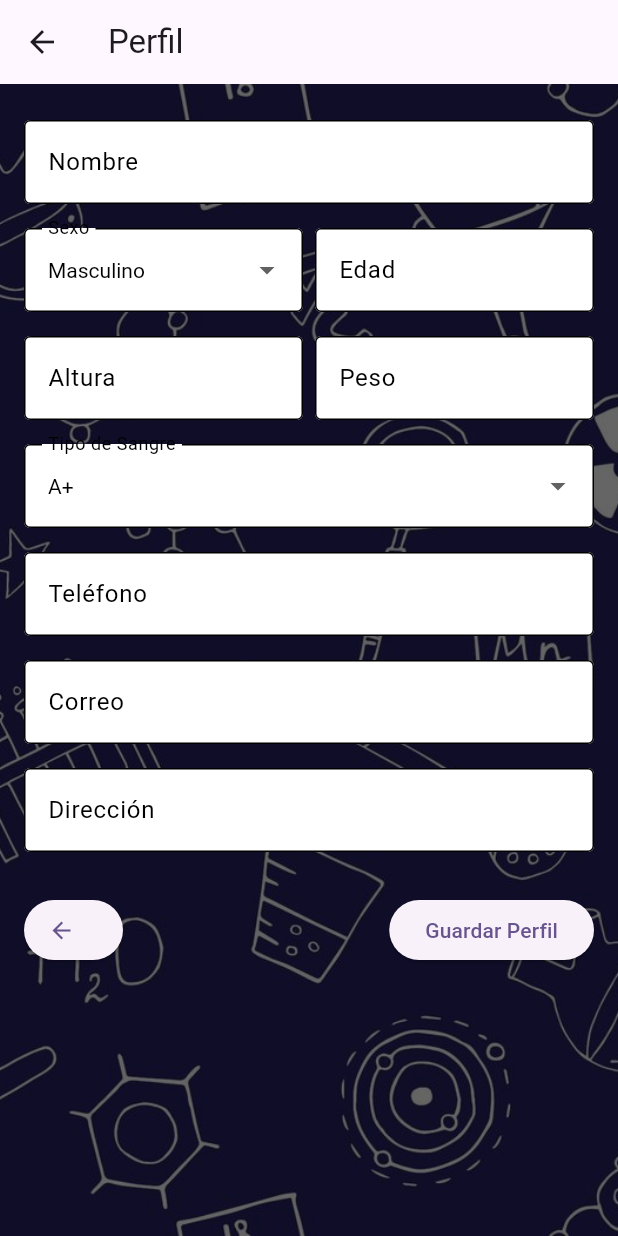
After one commit to DVeliz99/lab_cg, a Flutter app: the ProfileScreen screen opened directly, on a phone screen of 412 x 824 dp. The commit adds this screen. Run offline on Flutter 3.47's test engine with Material 3 defaults, Android fonts, the phone set to English and light mode, and no system bars; our stand-ins replace firebase_auth; accounts and stored records are empty.

Commit message:
Final local fixes before pulling

```diff
--- /dev/null
+++ b/lib/data/data_sources/local_user_data_source.dart
@@ -0,0 +1,24 @@
+import 'package:lab_cg/domain/user.dart';
+import 'package:lab_cg/data/repositories/user_repository.dart';
+
+class LocalUserDataSource implements UserRepository {
+  @override
+  Future<void> createUser(User user) async {}
+
+  @override
+  Future<void> deleteUser(int id) async {}
+
+  @override
+  Future<User?> getUserById(int id) async => null;
+
+  @override
+  Future<List<User>> getUsers() async => [];
+
+  @override
+  Future<void> updateUser(User user) async {}
+
+  @override
+  Future<void> saveUserProfile(UserProfile user) async {
+    print('Guardado: ${user.nombre}');
+  }
+}
--- a/lib/data/repositories/user_repository.dart
+++ b/lib/data/repositories/user_repository.dart
@@ -8,4 +8,5 @@ abstract class UserRepository {
   ); // puede servir para el usuario administrador
   Future<void> updateUser(User user);
   Future<void> deleteUser(int id);
+  Future<void> saveUserProfile(UserProfile user);
 }
--- a/lib/domain/user.dart
+++ b/lib/domain/user.dart
@@ -25,3 +25,27 @@ class User {
     };
   }
 }
+
+class UserProfile {
+  final String nombre;
+  final String sexo;
+  final int edad;
+  final double altura;
+  final double peso;
+  final String tipoSangre;
+  final String telefono;
+  final String correo;
+  final String direccion;
+
+  UserProfile({
+    required this.nombre,
+    required this.sexo,
+    required this.edad,
+    required this.altura,
+    required this.peso,
+    required this.tipoSangre,
+    required this.telefono,
+    required this.correo,
+    required this.direccion,
+  });
+}
--- /dev/null
+++ b/lib/presentation/screens/profile_screen.dart
@@ -0,0 +1,227 @@
+import 'package:flutter/material.dart';
+import 'package:lab_cg/domain/user.dart';
+import 'package:lab_cg/data/data_sources/local_user_data_source.dart';
+import 'package:lab_cg/use_cases/save_user_profile.dart';
+
+class ProfileScreen extends StatefulWidget {
+  const ProfileScreen({super.key});
+
+  @override
+  State<ProfileScreen> createState() => _ProfileScreenState();
+}
+
+class _ProfileScreenState extends State<ProfileScreen> {
+  final _nombreController = TextEditingController();
+  final _edadController = TextEditingController();
+  final _alturaController = TextEditingController();
+  final _pesoController = TextEditingController();
+  final _telefonoController = TextEditingController();
+  final _correoController = TextEditingController();
+  final _direccionController = TextEditingController();
+
+  String _sexo = 'Masculino';
+  String _tipoSangre = 'A+';
+
+  final _saveUserProfile = SaveUserProfile(LocalUserDataSource());
+
+  @override
+  Widget build(BuildContext context) {
+    return Scaffold(
+      appBar: AppBar(title: const Text('Perfil')),
+      body: Stack(
+        children: [
+          // Fondo con imagen
+          Container(
+            decoration: const BoxDecoration(
+              image: DecorationImage(
+                image: AssetImage('lib/assets/images/bg.jpg'),
+                fit: BoxFit.cover,
+              ),
+            ),
+          ),
+
+          // Capa oscura semitransparente
+          Container(color: Colors.black.withAlpha(153)),
+
+          // Contenido encima
+          SingleChildScrollView(
+            padding: const EdgeInsets.all(16),
+            child: Column(
+              children: [
+                _buildTextField('Nombre', _nombreController),
+                Row(
+                  children: [
+                    Expanded(child: _buildDropdownSexo()),
+                    const SizedBox(width: 8),
+                    Expanded(
+                      child: _buildTextField(
+                        'Edad',
+                        _edadController,
+                        isNumber: true,
+                      ),
+                    ),
+                  ],
+                ),
+                Row(
+                  children: [
+                    Expanded(
+                      child: _buildTextField(
+                        'Altura',
+                        _alturaController,
+                        isDecimal: true,
+                      ),
+                    ),
+                    const SizedBox(width: 8),
+                    Expanded(
+                      child: _buildTextField(
+                        'Peso',
+                        _pesoController,
+                        isDecimal: true,
+                      ),
+                    ),
+                  ],
+                ),
+                _buildDropdownSangre(),
+                _buildTextField(
+                  'Teléfono',
+                  _telefonoController,
+                  isNumber: true,
+                ),
+                _buildTextField('Correo', _correoController),
+                _buildTextField('Dirección', _direccionController),
+                const SizedBox(height: 20),
+                Row(
+                  children: [
+                    ElevatedButton.icon(
+                      icon: const Icon(Icons.arrow_back),
+                      label: const Text(''),
+                      onPressed: () => Navigator.pop(context),
+                    ),
+                    const Spacer(),
+                    ElevatedButton(
+                      onPressed: _guardarPerfil,
+                      child: const Text('Guardar Perfil'),
+                    ),
+                  ],
+                ),
+              ],
+            ),
+          ),
+        ],
+      ),
+    );
+  }
+
+  Widget _buildTextField(
+    String label,
+    TextEditingController controller, {
+    bool isNumber = false,
+    bool isDecimal = false,
+  }) {
+    return Padding(
+      padding: const EdgeInsets.symmetric(vertical: 8),
+      child: TextField(
+        controller: controller,
+        keyboardType:
+            isDecimal
+                ? const TextInputType.numberWithOptions(decimal: true)
+                : (isNumber ? TextInputType.number : TextInputType.text),
+        decoration: InputDecoration(
+          filled: true,
+          fillColor: Colors.white, // fondo blanco del campo
+          labelText: label,
+          labelStyle: const TextStyle(color: Colors.black),
+          enabledBorder: OutlineInputBorder(
+            borderSide: BorderSide(color: Colors.black),
+          ),
+          focusedBorder: OutlineInputBorder(
+            borderSide: BorderSide(color: Colors.blue, width: 2),
+          ),
+          border: const OutlineInputBorder(),
+        ),
+        style: const TextStyle(color: Colors.black),
+      ),
+    );
+  }
+
+  Widget _buildDropdownSexo() {
+    return DropdownButtonFormField<String>(
+      value: _sexo,
+      items:
+          [
+            'Masculino',
+            'Femenino',
+            'Otro',
+          ].map((s) => DropdownMenuItem(value: s, child: Text(s))).toList(),
+      onChanged: (val) => setState(() => _sexo = val!),
+      style: const TextStyle(color: Colors.black),
+      dropdownColor: Colors.white,
+      decoration: const InputDecoration(
+        filled: true,
+        fillColor: Colors.white,
+        labelText: 'Sexo', // o 'Tipo de sangre'
+        labelStyle: TextStyle(
+          color: Colors.black,
+        ), // <-- aquí forzamos texto visible
+        border: OutlineInputBorder(),
+        enabledBorder: OutlineInputBorder(
+          borderSide: BorderSide(color: Colors.black),
+        ),
+      ),
+    );
+  }
+
+  Widget _buildDropdownSangre() {
+    return Padding(
+      padding: const EdgeInsets.symmetric(vertical: 8),
+      child: DropdownButtonFormField<String>(
+        value: _tipoSangre,
+        items:
+            [
+              'A+',
+              'A-',
+              'B+',
+              'B-',
+              'AB+',
+              'AB-',
+              'O+',
+              'O-',
+            ].map((t) => DropdownMenuItem(value: t, child: Text(t))).toList(),
+        onChanged: (val) => setState(() => _tipoSangre = val!),
+        style: const TextStyle(color: Colors.black),
+        dropdownColor: Colors.white,
+        decoration: const InputDecoration(
+          filled: true,
+          fillColor: Colors.white,
+          labelText: 'Tipo de Sangre', // o 'Tipo de sangre'
+          labelStyle: TextStyle(
+            color: Colors.black,
+          ), // <-- aquí forzamos texto visible
+          border: OutlineInputBorder(),
+          enabledBorder: OutlineInputBorder(
+            borderSide: BorderSide(color: Colors.black),
+          ),
+        ),
+      ),
+    );
+  }
+
+  void _guardarPerfil() {
+    final perfil = UserProfile(
+      nombre: _nombreController.text,
+      sexo: _sexo,
+      edad: int.tryParse(_edadController.text) ?? 0,
+      altura: double.tryParse(_alturaController.text) ?? 0.0,
+      peso: double.tryParse(_pesoController.text) ?? 0.0,
+      tipoSangre: _tipoSangre,
+      telefono: _telefonoController.text,
+      correo: _correoController.text,
+      direccion: _direccionController.text,
+    );
+
+    _saveUserProfile(perfil);
+    ScaffoldMessenger.of(
+      context,
+    ).showSnackBar(const SnackBar(content: Text('Perfil guardado')));
+  }
+}
--- a/lib/presentation/screens/settings.dart
+++ b/lib/presentation/screens/settings.dart
@@ -1,6 +1,7 @@
 import 'package:flutter/material.dart';
 import 'package:lab_cg/presentation/widgets/toggle.dart';
 import 'package:lab_cg/presentation/widgets/divider.dart';
+import 'package:lab_cg/presentation/screens/profile_screen.dart';
 
 class SettingsScreen extends StatefulWidget {
   const SettingsScreen({super.key});
@@ -133,15 +134,28 @@ class _SettingsScreenState extends State<SettingsScreen> {
                             child: Column(
                               children: [
                                 // Perfil
-                                Padding(
+                                // Perfil
+                                GestureDetector(
+                                  onTap: () {
+                                    Navigator.push(
+                                      context,
+                                      MaterialPageRoute(
+                                        builder:
+                                            (context) => const ProfileScreen(),
+                                      ),
+                                    );
+                                  },
+                                  child: Padding(
                                     padding: const EdgeInsets.all(10),
                                     child: Row(
                                       children: [
-                                      Icon(Icons.lock, size: 40),
-                                      SizedBox(width: 12),
+                                        const Icon(Icons.lock, size: 40),
+                                        const SizedBox(width: 12),
                                         Container(
-                                        margin: EdgeInsets.only(left: 11),
-                                        child: Text(
+                                          margin: const EdgeInsets.only(
+                                            left: 11,
+                                          ),
+                                          child: const Text(
                                             'Perfil',
                                             style: TextStyle(
                                               fontSize: 25,
@@ -151,6 +165,7 @@ class _SettingsScreenState extends State<SettingsScreen> {
                                           ),
                                         ),
                                       ],
+                                    ),
                                   ),
                                 ),
 
--- /dev/null
+++ b/lib/use_cases/save_user_profile.dart
@@ -0,0 +1,12 @@
+import 'package:lab_cg/domain/user.dart';
+import 'package:lab_cg/data/repositories/user_repository.dart';
+
+class SaveUserProfile {
+  final UserRepository repository;
+
+  SaveUserProfile(this.repository);
+
+  Future<void> call(UserProfile user) async {
+    await repository.saveUserProfile(user);
+  }
+}
```
Lines whose indentation alone changed are shown as unchanged.
